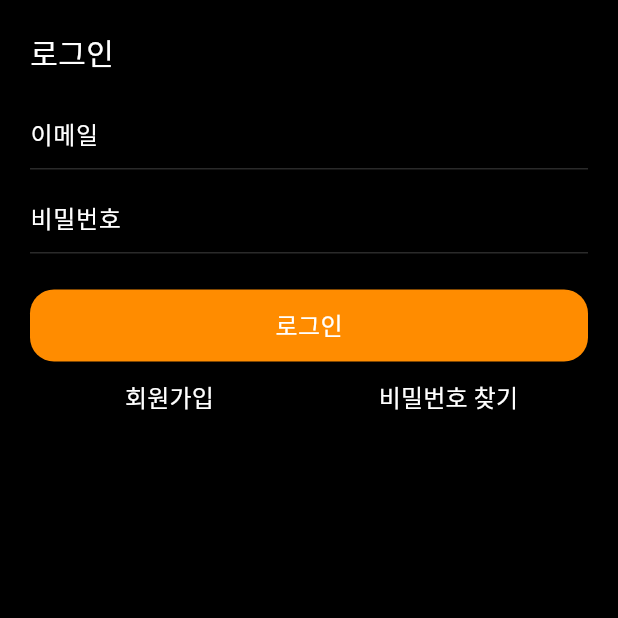
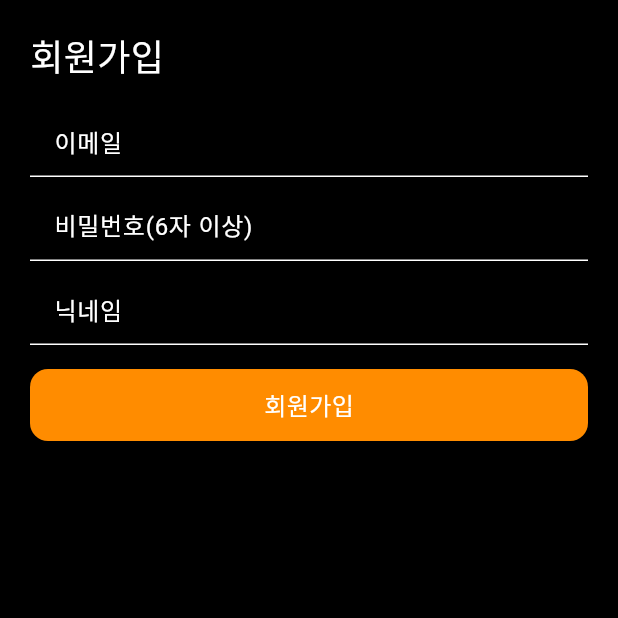
Before and after one commit to idstudent/stamp_way_flutter, a Flutter app: the LoginPage screen opened by its route, after a tap on "회원가입", on a phone screen of 412 x 824 dp, the top half of it. Run offline on Flutter 3.47's test engine with Material 3 defaults, Android fonts, the phone set to English and light mode, and no system bars; our stand-ins replace cloud_firestore, dio, firebase_auth, firebase_core, flutter_dotenv, flutter_riverpod and 7 more; missing offline and left inert: dart:ffi; accounts and stored records are empty; Roboto replaces fonts that are missing (noto_extra_bold, noto_regular, noto_semi_bold).

Commit message:
회원가입구현

```diff
--- a/lib/pages/login_page.dart
+++ b/lib/pages/login_page.dart
@@ -1,9 +1,12 @@
 import 'package:flutter/material.dart';
 import 'package:flutter_riverpod/flutter_riverpod.dart';
+import 'package:go_router/go_router.dart';
 import 'package:stamp_way_flutter/colors/app_colors.dart';
 import 'package:stamp_way_flutter/font_styles/app_text_style.dart';
 import 'package:stamp_way_flutter/provider/login_provider.dart';
 import 'package:stamp_way_flutter/util/show_toast.dart';
+
+import '../routes/app_routes.dart';
 
 class LoginPage extends ConsumerStatefulWidget {
   const LoginPage({super.key});
@@ -96,28 +99,14 @@ class _LoginPageState extends ConsumerState<LoginPage> {
                   ),
                 ),
               ),
-
-              Row(
-                mainAxisAlignment: MainAxisAlignment.center,
-                children: [
-                  Expanded(
+              Center(
                 child: TextButton(
                   onPressed: () {
-                        //TODO: 회원가입
+                    context.pushNamed(AppRoutes.signUp);
                   },
                   child: Text('회원가입', style: AppTextStyle.fontSize16WhiteRegular)
-                    )
                 ),
-                  Expanded(
-                    child: TextButton(
-                      onPressed: () {
-                        // TODO: 비밀번호 찾기
-                      },
-                      child: Text('비밀번호 찾기', style: AppTextStyle.fontSize16WhiteRegular)
-                    )
               ),
-                ],
-              )
             ],
           ),
         )
--- /dev/null
+++ b/lib/pages/sign_up_page.dart
@@ -0,0 +1,191 @@
+import 'package:flutter/material.dart';
+import 'package:flutter_riverpod/flutter_riverpod.dart';
+import 'package:go_router/go_router.dart';
+import 'package:stamp_way_flutter/colors/app_colors.dart';
+import 'package:stamp_way_flutter/font_styles/app_text_style.dart';
+import 'package:stamp_way_flutter/provider/login_provider.dart';
+import 'package:stamp_way_flutter/util/show_toast.dart';
+
+final emailErrorProvider = StateProvider<String?>((ref) => null);
+final passwordErrorProvider = StateProvider<String?>((ref) => null);
+final nickNameErrorProvider = StateProvider<String?>((ref) => null);
+
+class SignUpPage extends ConsumerStatefulWidget {
+  const SignUpPage({super.key});
+
+  @override
+  ConsumerState<SignUpPage> createState() => _SignUpPageState();
+}
+
+class _SignUpPageState extends ConsumerState<SignUpPage> {
+  final _emailController = TextEditingController();
+  final _passwordController = TextEditingController();
+  final _nicknameController = TextEditingController();
+
+  bool _isValidEmail(String email) {
+    return RegExp(r'^[\w-\.]+@([\w-]+\.)+[\w-]{2,4}$').hasMatch(email);
+  }
+
+  bool _validateInput() {
+    bool isValid = true;
+
+    if(_emailController.text.isEmpty) {
+      ref.read(emailErrorProvider.notifier).state = '이메일을 입력해주세요';
+      isValid = false;
+    }else if (!_isValidEmail(_emailController.text)) {
+      ref.read(emailErrorProvider.notifier).state = '올바른 이메일 형식이 아닙니다';
+      isValid = false;
+    }
+
+    if(_passwordController.text.isEmpty) {
+      ref.read(passwordErrorProvider.notifier).state = '비밀번호를 입력해주세요';
+      isValid = false;
+    }else if(_passwordController.text.length < 6) {
+      ref.read(passwordErrorProvider.notifier).state = '비밀번호는 6자 이상이어야 합니다';
+      isValid = false;
+    }
+
+    if(_nicknameController.text.isEmpty) {
+      ref.read(nickNameErrorProvider.notifier).state = '닉네임을 입력해주세요';
+      isValid = false;
+    }
+
+    return isValid;
+  }
+
+  @override
+  Widget build(BuildContext context) {
+    final emailError = ref.watch(emailErrorProvider);
+    final passwordError = ref.watch(passwordErrorProvider);
+    final nickNameError = ref.watch(nickNameErrorProvider);
+
+    return Scaffold(
+      body: SafeArea(
+        child: Padding(
+          padding: const EdgeInsets.only(top: 20, left: 20, right: 20),
+          child: Column(
+            crossAxisAlignment: CrossAxisAlignment.start,
+            children: [
+              Text('회원가입', style: AppTextStyle.fontSize24WhiteExtraBold,),
+              const SizedBox(height: 16,),
+              TextFormField(
+                controller: _emailController,
+                keyboardType: TextInputType.emailAddress,
+                style: AppTextStyle.fontSize16WhiteRegular,
+                decoration: InputDecoration(
+                  hintText: '이메일',
+                  hintStyle: AppTextStyle.fontSize16WhiteRegular,
+                  errorText: emailError,
+                  errorStyle: TextStyle(color: Colors.redAccent),
+                  filled: true,
+                  fillColor: Colors.transparent,
+                  border: UnderlineInputBorder(
+                    borderSide: BorderSide(color: AppColors.white, width: 1)
+                  ),
+                  enabledBorder: UnderlineInputBorder(
+                    borderSide: BorderSide(color: AppColors.white, width: 1)
+                  ),
+                  focusedBorder: UnderlineInputBorder(
+                    borderSide: BorderSide(color: AppColors.white, width: 2)
+                  ),
+                  errorBorder: UnderlineInputBorder(
+                    borderSide: BorderSide(color: Colors.redAccent, width: 1)
+                  )
+                ),
+              ),
+              const SizedBox(height: 8,),
+              TextFormField(
+                controller: _passwordController,
+                obscureText: true,
+                style: AppTextStyle.fontSize16WhiteRegular,
+                decoration: InputDecoration(
+                    hintText: '비밀번호(6자 이상)',
+                    hintStyle: AppTextStyle.fontSize16WhiteRegular,
+                    errorText: passwordError,
+                    errorStyle: TextStyle(color: Colors.redAccent),
+                    filled: true,
+                    fillColor: Colors.transparent,
+                    border: UnderlineInputBorder(
+                        borderSide: BorderSide(color: AppColors.white, width: 1)
+                    ),
+                    enabledBorder: UnderlineInputBorder(
+                        borderSide: BorderSide(color: AppColors.white, width: 1)
+                    ),
+                    focusedBorder: UnderlineInputBorder(
+                        borderSide: BorderSide(color: AppColors.white, width: 2)
+                    ),
+                    errorBorder: UnderlineInputBorder(
+                        borderSide: BorderSide(color: Colors.redAccent, width: 1)
+                    )
+                ),
+              ),
+              const SizedBox(height: 8,),
+              TextFormField(
+                controller: _nicknameController,
+                style: AppTextStyle.fontSize16WhiteRegular,
+                decoration: InputDecoration(
+                    hintText: '닉네임',
+                    hintStyle: AppTextStyle.fontSize16WhiteRegular,
+                    errorText: nickNameError,
+                    errorStyle: TextStyle(color: Colors.redAccent),
+                    filled: true,
+                    fillColor: Colors.transparent,
+                    border: UnderlineInputBorder(
+                        borderSide: BorderSide(color: AppColors.white, width: 1)
+                    ),
+                    enabledBorder: UnderlineInputBorder(
+                        borderSide: BorderSide(color: AppColors.white, width: 1)
+                    ),
+                    focusedBorder: UnderlineInputBorder(
+                        borderSide: BorderSide(color: AppColors.white, width: 2)
+                    ),
+                    errorBorder: UnderlineInputBorder(
+                        borderSide: BorderSide(color: Colors.redAccent, width: 1)
+                    )
+                ),
+              ),
+              const SizedBox(height: 16,),
+              GestureDetector(
+                onTap: () async {
+                  if(_validateInput()) {
+                    final (success, message) = await ref.read(loginProvider.notifier).signUp(
+                      _emailController.text.toString(),
+                      _passwordController.text.toString(),
+                      _nicknameController.text.toString()
+                    );
+
+                    if(success) {
+                      showToast('회원가입이 완료되었어요\n로그인해주세요.');
+                      context.pop();
+                    }else {
+                      showToast('회원가입이 실패했어요');
+                    }
+                  }
+                },
+                child: Container(
+                  height: 48,
+                  decoration: BoxDecoration(
+                    color: AppColors.colorFF8C00,
+                    borderRadius: BorderRadius.circular(12),
+                  ),
+                  child: Center(
+                    child: Text('회원가입', style: AppTextStyle.fontSize16WhiteSemiBold,),
+                  ),
+                ),
+              )
+            ],
+          ),
+        )
+      ),
+    );
+  }
+
+  @override
+  void dispose() {
+    _emailController.dispose();
+    _passwordController.dispose();
+    _nicknameController.dispose();
+
+    super.dispose();
+  }
+}
--- a/lib/routes/app_routes.dart
+++ b/lib/routes/app_routes.dart
@@ -5,6 +5,7 @@ import 'package:stamp_way_flutter/pages/my_complete_list_page.dart';
 import 'package:stamp_way_flutter/pages/my_tour_list_page.dart';
 import 'package:stamp_way_flutter/pages/near_place_page.dart';
 import 'package:stamp_way_flutter/pages/setting_page.dart';
+import 'package:stamp_way_flutter/pages/sign_up_page.dart';
 import 'package:stamp_way_flutter/pages/tour_detail_page.dart';
 
 import '../pages/my_tour_detail_page.dart';
@@ -17,6 +18,7 @@ class AppRoutes {
   static const String myTourDetail = '/my-tour-detail';
   static const String myCompleteList = '/my-complete-list';
   static const String login = '/login';
+  static const String signUp = '/sign-up';
   static const String setting = '/setting';
 }
 
@@ -76,5 +78,12 @@ final GoRouter router = GoRouter(
           return MyCompleteListPage();
         }
     ),
+    GoRoute(
+        path: AppRoutes.signUp,
+        name: AppRoutes.signUp,
+        builder: (context, state) {
+          return SignUpPage();
+        }
+    ),
   ],
 );
```
Also changed, not shown: lib/provider/login_provider.dart (+59 -7 lines). Lines whose indentation alone changed are shown as unchanged.
